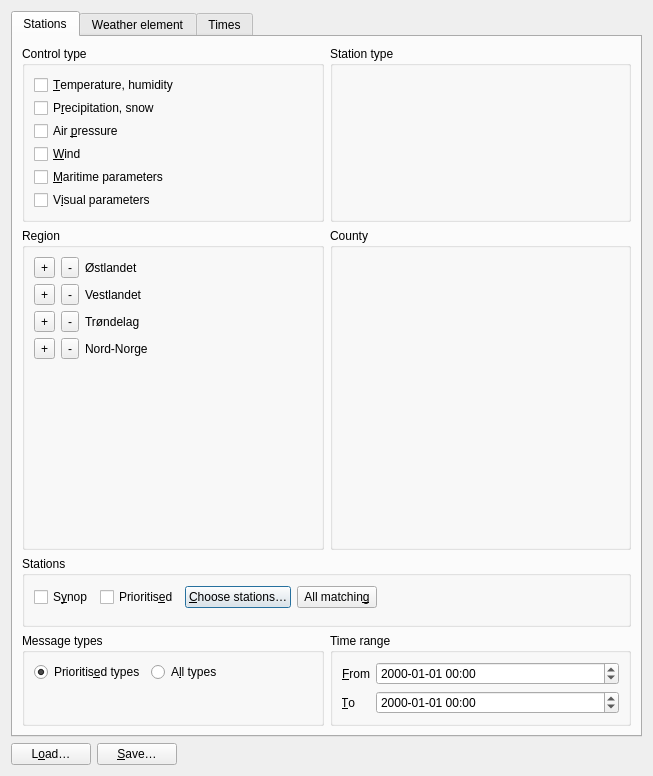
Old version of the form src/listdialog.ui in the repository metno/kvhqc.
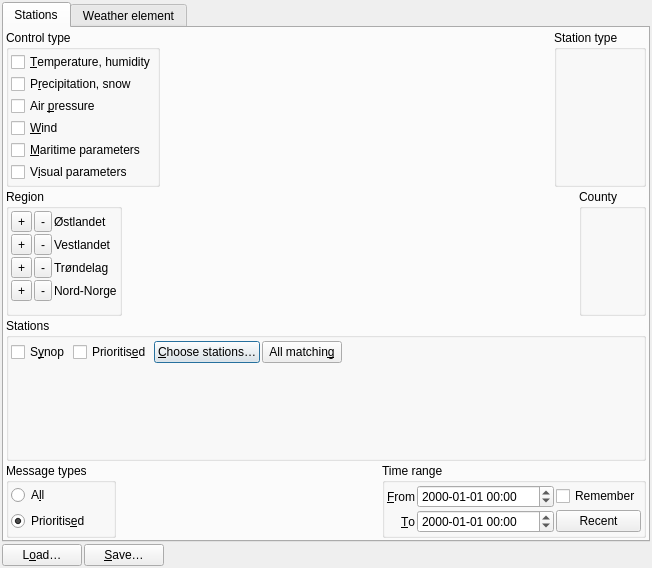
New version of the form. Icons and pictures are not drawn. Custom widgets are drawn as their Qt base class.

Commit message: ListDialog: removed Times tab; added "remember" checkbox

Diff of the .ui file:
```diff
--- a/src/listdialog.ui
+++ b/src/listdialog.ui
@@ -6,14 +6,20 @@
    <rect>
     <x>0</x>
     <y>0</y>
-    <width>653</width>
-    <height>776</height>
+    <width>652</width>
+    <height>568</height>
    </rect>
   </property>
   <property name="windowTitle">
    <string>Data selection HQC</string>
   </property>
   <layout class="QVBoxLayout" name="verticalLayout_6">
+   <property name="spacing">
+    <number>2</number>
+   </property>
+   <property name="margin">
+    <number>2</number>
+   </property>
    <item>
     <widget class="QTabWidget" name="tabWidget">
      <property name="currentIndex">
@@ -23,22 +29,46 @@
       <attribute name="title">
        <string>Stations</string>
       </attribute>
-      <layout class="QVBoxLayout" name="verticalLayout_3">
+      <layout class="QVBoxLayout" name="verticalLayout_3" stretch="0,0,1,0">
+       <property name="spacing">
+        <number>2</number>
+       </property>
+       <property name="sizeConstraint">
+        <enum>QLayout::SetMinimumSize</enum>
+       </property>
+       <property name="margin">
+        <number>2</number>
+       </property>
        <item>
-        <layout class="QHBoxLayout" name="typeLayout">
+        <layout class="QHBoxLayout" name="typeLayout" stretch="0,1,0">
+         <property name="sizeConstraint">
+          <enum>QLayout::SetMinimumSize</enum>
+         </property>
          <item>
           <widget class="QGroupBox" name="controlGroup">
+           <property name="sizePolicy">
+            <sizepolicy hsizetype="Minimum" vsizetype="Preferred">
+             <horstretch>0</horstretch>
+             <verstretch>0</verstretch>
+            </sizepolicy>
+           </property>
            <property name="title">
             <string>Control type</string>
            </property>
            <layout class="QVBoxLayout" name="controlLayout">
             <property name="spacing">
-             <number>3</number>
+             <number>2</number>
+            </property>
+            <property name="sizeConstraint">
+             <enum>QLayout::SetMinimumSize</enum>
+            </property>
+            <property name="margin">
+             <number>2</number>
             </property>
             <item>
              <layout class="QVBoxLayout" name="typeBoxesLayout">
               <property name="spacing">
-               <number>3</number>
+               <number>2</number>
               </property>
               <item>
                <widget class="QCheckBox" name="twiType">
@@ -87,12 +117,40 @@
            </layout>
           </widget>
          </item>
+         <item>
+          <spacer name="horizontalSpacer_5">
+           <property name="orientation">
+            <enum>Qt::Horizontal</enum>
+           </property>
+           <property name="sizeHint" stdset="0">
+            <size>
+             <width>2</width>
+             <height>20</height>
+            </size>
+           </property>
+          </spacer>
+         </item>
          <item>
           <widget class="QGroupBox" name="stTyp">
+           <property name="sizePolicy">
+            <sizepolicy hsizetype="Preferred" vsizetype="MinimumExpanding">
+             <horstretch>0</horstretch>
+             <verstretch>0</verstretch>
+            </sizepolicy>
+           </property>
            <property name="title">
             <string>Station type</string>
            </property>
            <layout class="QGridLayout" name="gridLayout_2">
+            <property name="sizeConstraint">
+             <enum>QLayout::SetMinimumSize</enum>
+            </property>
+            <property name="margin">
+             <number>2</number>
+            </property>
+            <property name="spacing">
+             <number>2</number>
+            </property>
             <item row="0" column="0">
              <layout class="QGridLayout" name="statSelLayout">
               <property name="spacing">
@@ -106,13 +164,34 @@
         </layout>
        </item>
        <item>
-        <layout class="QHBoxLayout" name="horizontalLayout_2">
+        <layout class="QHBoxLayout" name="horizontalLayout_2" stretch="0,1,0">
+         <property name="spacing">
+          <number>2</number>
+         </property>
+         <property name="sizeConstraint">
+          <enum>QLayout::SetMinimumSize</enum>
+         </property>
          <item>
           <widget class="QGroupBox" name="stRegion">
+           <property name="sizePolicy">
+            <sizepolicy hsizetype="Minimum" vsizetype="Preferred">
+             <horstretch>0</horstretch>
+             <verstretch>0</verstretch>
+            </sizepolicy>
+           </property>
            <property name="title">
             <string>Region</string>
            </property>
-           <layout class="QGridLayout" name="gridLayout">
+           <layout class="QGridLayout" name="gridLayout" columnstretch="0,0,1">
+            <property name="sizeConstraint">
+             <enum>QLayout::SetMinimumSize</enum>
+            </property>
+            <property name="margin">
+             <number>2</number>
+            </property>
+            <property name="spacing">
+             <number>2</number>
+            </property>
             <item row="0" column="0">
              <widget class="QToolButton" name="regionEastAdd">
               <property name="toolTip">
@@ -277,12 +356,40 @@
            </layout>
           </widget>
          </item>
+         <item>
+          <spacer name="horizontalSpacer_4">
+           <property name="orientation">
+            <enum>Qt::Horizontal</enum>
+           </property>
+           <property name="sizeHint" stdset="0">
+            <size>
+             <width>2</width>
+             <height>20</height>
+            </size>
+           </property>
+          </spacer>
+         </item>
          <item>
           <widget class="QGroupBox" name="stCounty">
+           <property name="sizePolicy">
+            <sizepolicy hsizetype="Preferred" vsizetype="MinimumExpanding">
+             <horstretch>0</horstretch>
+             <verstretch>0</verstretch>
+            </sizepolicy>
+           </property>
            <property name="title">
             <string>County</string>
            </property>
            <layout class="QGridLayout" name="gridLayout_3">
+            <property name="sizeConstraint">
+             <enum>QLayout::SetMinimumSize</enum>
+            </property>
+            <property name="margin">
+             <number>2</number>
+            </property>
+            <property name="spacing">
+             <number>2</number>
+            </property>
             <item row="0" column="0">
              <layout class="QGridLayout" name="statCountyLayout">
               <property name="spacing">
@@ -297,12 +404,33 @@
        </item>
        <item>
         <widget class="QGroupBox" name="stationGroup">
+         <property name="sizePolicy">
+          <sizepolicy hsizetype="Preferred" vsizetype="Minimum">
+           <horstretch>0</horstretch>
+           <verstretch>0</verstretch>
+          </sizepolicy>
+         </property>
          <property name="title">
           <string>Stations</string>
          </property>
-         <layout class="QVBoxLayout" name="verticalLayout">
+         <layout class="QVBoxLayout" name="verticalLayout" stretch="0,1">
+          <property name="spacing">
+           <number>2</number>
+          </property>
+          <property name="sizeConstraint">
+           <enum>QLayout::SetMinimumSize</enum>
+          </property>
+          <property name="margin">
+           <number>2</number>
+          </property>
           <item>
-           <layout class="QHBoxLayout" name="horizontalLayout">
+           <layout class="QHBoxLayout" name="horizontalLayout" stretch="0,0,0,0,1">
+            <property name="spacing">
+             <number>2</number>
+            </property>
+            <property name="sizeConstraint">
+             <enum>QLayout::SetMinimumSize</enum>
+            </property>
             <item>
              <widget class="QCheckBox" name="webReg">
               <property name="text">
@@ -338,7 +466,7 @@
               </property>
               <property name="sizeHint" stdset="0">
                <size>
-                <width>268</width>
+                <width>0</width>
                 <height>24</height>
                </size>
               </property>
@@ -347,7 +475,14 @@
            </layout>
           </item>
           <item>
-           <widget class="Q3ListBox" name="stationNames"/>
+           <widget class="Q3ListBox" name="stationNames">
+            <property name="sizePolicy">
+             <sizepolicy hsizetype="Expanding" vsizetype="MinimumExpanding">
+              <horstretch>0</horstretch>
+              <verstretch>0</verstretch>
+             </sizepolicy>
+            </property>
+           </widget>
           </item>
          </layout>
         </widget>
@@ -359,36 +494,58 @@
            <property name="title">
             <string>Message types</string>
            </property>
-           <layout class="QFormLayout" name="formLayout_2">
-            <property name="fieldGrowthPolicy">
-             <enum>QFormLayout::AllNonFixedFieldsGrow</enum>
+           <layout class="QVBoxLayout" name="verticalLayout_7">
+            <property name="sizeConstraint">
+             <enum>QLayout::SetMinimumSize</enum>
             </property>
-            <item row="0" column="0">
+            <property name="margin">
+             <number>2</number>
+            </property>
+            <item>
+             <widget class="QRadioButton" name="allTypes">
+              <property name="text">
+               <string>A&amp;ll</string>
+              </property>
+             </widget>
+            </item>
+            <item>
              <widget class="QRadioButton" name="priTypes">
               <property name="text">
-               <string>Prioritis&amp;ed types</string>
+               <string>Prioritis&amp;ed</string>
               </property>
               <property name="checked">
                <bool>true</bool>
               </property>
              </widget>
             </item>
-            <item row="0" column="1">
-             <widget class="QRadioButton" name="allTypes">
-              <property name="text">
-               <string>A&amp;ll types</string>
-              </property>
-             </widget>
-            </item>
            </layout>
           </widget>
          </item>
+         <item>
+          <spacer name="horizontalSpacer_2">
+           <property name="orientation">
+            <enum>Qt::Horizontal</enum>
+           </property>
+           <property name="sizeHint" stdset="0">
+            <size>
+             <width>0</width>
+             <height>20</height>
+            </size>
+           </property>
+          </spacer>
+         </item>
          <item>
           <widget class="QGroupBox" name="timeGroup">
            <property name="title">
             <string>Time range</string>
            </property>
-           <layout class="QFormLayout" name="formLayout">
+           <layout class="QGridLayout" name="gridLayout_4" columnstretch="0,1,0" columnminimumwidth="1,0,1">
+            <property name="margin">
+             <number>2</number>
+            </property>
+            <property name="spacing">
+             <number>2</number>
+            </property>
             <item row="0" column="0">
              <widget class="QLabel" name="labelFrom">
               <property name="text">
@@ -409,6 +566,16 @@
               </property>
              </widget>
             </item>
+            <item row="0" column="2">
+             <widget class="QCheckBox" name="checkRememberTimes">
+              <property name="toolTip">
+               <string>Remember the chosen time span.</string>
+              </property>
+              <property name="text">
+               <string>Remember</string>
+              </property>
+             </widget>
+            </item>
             <item row="1" column="0">
              <widget class="QLabel" name="labelTo">
               <property name="text">
@@ -429,6 +596,16 @@
               </property>
              </widget>
             </item>
+            <item row="1" column="2">
+             <widget class="QPushButton" name="buttonDefaultTime">
+              <property name="toolTip">
+               <string>Sets the time range to cover approximately the last 2 days.</string>
+              </property>
+              <property name="text">
+               <string>Recent</string>
+              </property>
+             </widget>
+            </item>
            </layout>
           </widget>
          </item>
@@ -574,138 +751,13 @@
        </item>
       </layout>
      </widget>
-     <widget class="QWidget" name="tabClock">
-      <attribute name="title">
-       <string>Times</string>
-      </attribute>
-      <layout class="QVBoxLayout" name="verticalLayout_7">
-       <item>
-        <layout class="QGridLayout" name="gridLayout_4">
-         <item row="0" column="0">
-          <widget class="QToolButton" name="buttonClockAddAll">
-           <property name="toolTip">
-            <string>Choose all times</string>
-           </property>
-           <property name="text">
-            <string>Add</string>
-           </property>
-           <property name="icon">
-            <iconset theme="add">
-             <normaloff/>
-            </iconset>
-           </property>
-          </widget>
-         </item>
-         <item row="0" column="1">
-          <widget class="QToolButton" name="buttonClockRemoveAll">
-           <property name="toolTip">
-            <string>Remove all times</string>
-           </property>
-           <property name="text">
-            <string>Remove</string>
-           </property>
-           <property name="icon">
-            <iconset theme="remove">
-             <normaloff/>
-            </iconset>
-           </property>
-          </widget>
-         </item>
-         <item row="0" column="2">
-          <widget class="QLabel" name="labelClockAll">
-           <property name="text">
-            <string>&amp;All times</string>
-           </property>
-           <property name="buddy">
-            <cstring>buttonClockAddAll</cstring>
-           </property>
-          </widget>
-         </item>
-         <item row="1" column="0">
-          <widget class="QToolButton" name="buttonClockAddStandard">
-           <property name="toolTip">
-            <string>Choose all standard times</string>
-           </property>
-           <property name="text">
-            <string>Add</string>
-           </property>
-           <property name="icon">
-            <iconset theme="add">
-             <normaloff/>
-            </iconset>
-           </property>
-          </widget>
-         </item>
-         <item row="1" column="1">
-          <widget class="QToolButton" name="buttonClockRemoveStandard">
-           <property name="toolTip">
-            <string>Remove all standard times</string>
-           </property>
-           <property name="text">
-            <string>Remove</string>
-           </property>
-           <property name="icon">
-            <iconset theme="remove">
-             <normaloff/>
-            </iconset>
-           </property>
-          </widget>
-         </item>
-         <item row="1" column="2">
-          <widget class="QLabel" name="labelClockStandard">
-           <property name="text">
-            <string>Standard &amp;times</string>
-           </property>
-           <property name="buddy">
-            <cstring>buttonClockAddStandard</cstring>
-           </property>
-          </widget>
-         </item>
-        </layout>
-       </item>
-       <item>
-        <layout class="QHBoxLayout" name="horizontalLayout_6">
-         <item>
-          <widget class="QGroupBox" name="groupClockByHour">
-           <property name="title">
-            <string>Selected times</string>
-           </property>
-          </widget>
-         </item>
-         <item>
-          <spacer name="horizontalSpacer_2">
-           <property name="orientation">
-            <enum>Qt::Horizontal</enum>
-           </property>
-           <property name="sizeHint" stdset="0">
-            <size>
-             <width>40</width>
-             <height>20</height>
-            </size>
-           </property>
-          </spacer>
-         </item>
-        </layout>
-       </item>
-       <item>
-        <spacer name="verticalSpacer_4">
-         <property name="orientation">
-          <enum>Qt::Vertical</enum>
-         </property>
-         <property name="sizeHint" stdset="0">
-          <size>
-           <width>20</width>
-           <height>583</height>
-          </size>
-         </property>
-        </spacer>
-       </item>
-      </layout>
-     </widget>
     </widget>
    </item>
    <item>
     <layout class="QHBoxLayout" name="horizontalLayout_3">
+     <property name="spacing">
+      <number>2</number>
+     </property>
      <item>
       <widget class="QPushButton" name="buttonRestore">
        <property name="text">
@@ -727,7 +779,7 @@
        </property>
        <property name="sizeHint" stdset="0">
         <size>
-         <width>40</width>
+         <width>0</width>
          <height>20</height>
         </size>
        </property>
```
Left out of the diff: 150 changed lines with no effect on the pictures. The commit also changes 6 other files.
